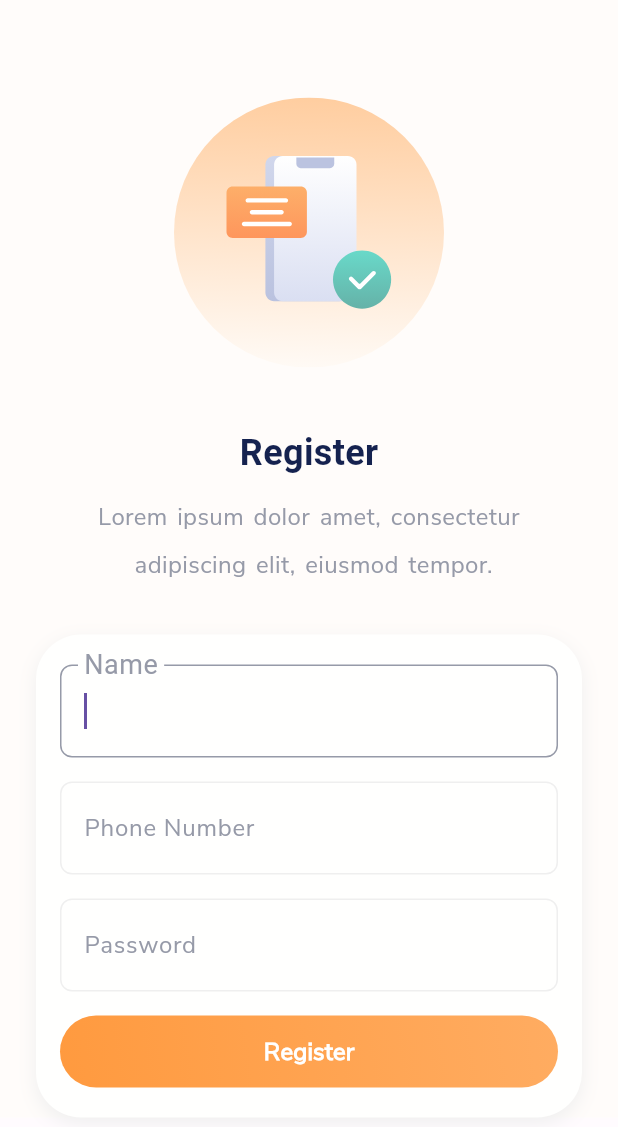
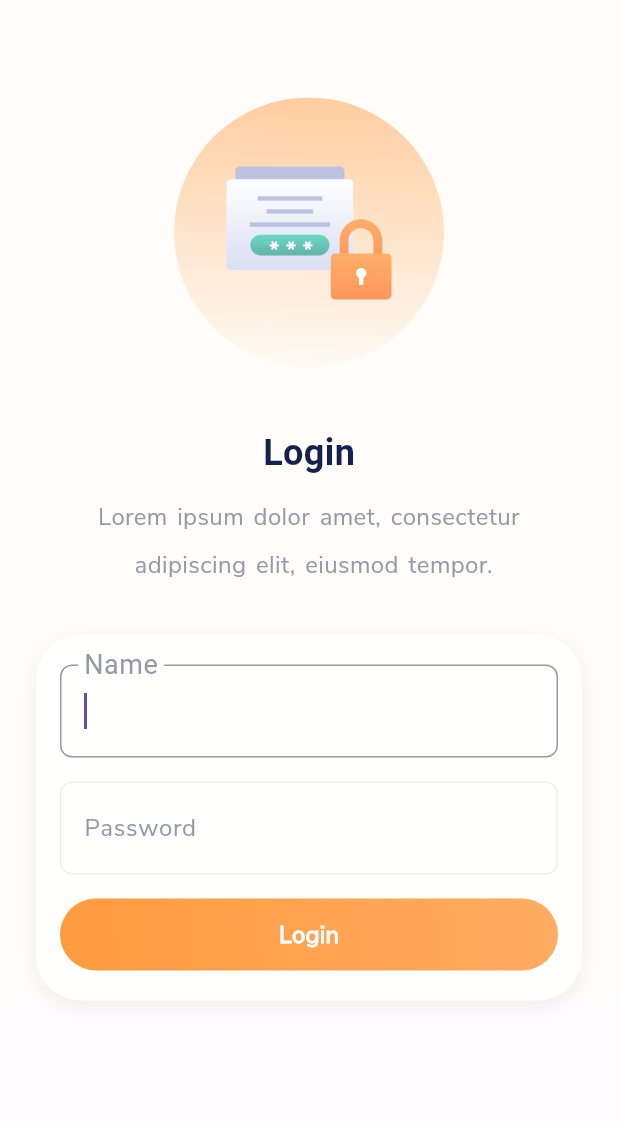
Before and after one commit to CoderWDD/restaurant, a Flutter app: the screen it shows after launch, on a phone screen of 412 x 824 dp. Shown: the top 1127 px of the screen. Run offline on Flutter 3.47's test engine with Material 2 defaults, Android fonts, the phone set to English and light mode, and no system bars; our stand-ins replace flutter_svg, go_router, logger; missing offline and left inert: dart:ffi.

Commit message:
add login screen

```diff
--- a/lib/constants/assets_constants.dart
+++ b/lib/constants/assets_constants.dart
@@ -10,3 +10,4 @@ const String ordersIllustration = 'assets/images/orders_illustration.svg';
 const String personIllustration = 'assets/images/person_illustration.svg';
 const String drawerHeaderIllustration = 'assets/images/drawer_illustration.png';
 const String splashIllustration = 'assets/images/splash_illustration.svg';
+const String loginIllustration = 'assets/images/login_illustration.svg';
--- a/lib/routers.dart
+++ b/lib/routers.dart
@@ -2,6 +2,7 @@
 import 'package:flutter/cupertino.dart';
 import 'package:go_router/go_router.dart';
 import 'package:restaurant/screens/food_detail/food_details_screen.dart';
+import 'package:restaurant/screens/login/login_screen.dart';
 import 'package:restaurant/screens/register/register_screen.dart';
 import 'package:restaurant/screens/splash/splash_screen.dart';
 
@@ -12,7 +13,7 @@ final GoRouter routers = GoRouter(
   routes: <RouteBase>[
     GoRoute(
       path: '/',
-      builder: (context, state) => RegisterScreen(),
+      builder: (context, state) => LoginScreen(),
       routes: const <RouteBase>[],
     ),
     GoRoute(
--- a/lib/screens/home/home_screen.dart
+++ b/lib/screens/home/home_screen.dart
@@ -11,7 +11,7 @@ import 'package:restaurant/utils/px2dp.dart';
 import '../../components/card_widgets.dart';
 import '../../components/input_text_widgets.dart';
 import '../../constants/assets_constants.dart';
-import 'drawer_menu.dart';
+import '../menu_drawer/drawer_menu.dart';
 
 class MyHomePage extends StatefulWidget {
   const MyHomePage({super.key});
--- /dev/null
+++ b/lib/screens/login/login_screen.dart
@@ -0,0 +1,107 @@
+
+
+import 'package:flutter/material.dart';
+import 'package:flutter_svg/svg.dart';
+import 'package:restaurant/utils/px2dp.dart';
+
+import '../../components/buttons_widgets.dart';
+import '../../components/input_text_widgets.dart';
+import '../../constants/assets_constants.dart';
+
+class LoginScreen extends StatelessWidget {
+  const LoginScreen({Key? key}) : super(key: key);
+
+  @override
+  Widget build(BuildContext context) {
+    return Scaffold(
+      body: SafeArea(
+        child: SingleChildScrollView(
+            child: Container(
+              color: const Color(0xFFFFFCFA),
+              child: Column(
+                children: [
+                  SizedBox(
+                    height: 65.px3pt,
+                  ),
+                  SvgPicture.asset(
+                    loginIllustration,
+                    width: 180.px3pt,
+                    height: 180.px3pt,
+                  ),
+                  SizedBox(
+                    height: 40.px3pt,
+                  ),
+                  Text(
+                    'Login',
+                    style: TextStyle(
+                        fontSize: 24.px3pt,
+                        fontWeight: FontWeight.w700,
+                        color: const Color(0xFF15224F),
+                        decoration: TextDecoration.none),
+                  ),
+                  SizedBox(
+                    height: 10.px3pt,
+                  ),
+                  Text(
+                    'Lorem ipsum dolor amet, consectetur\n adipiscing elit, eiusmod tempor.',
+                    textAlign: TextAlign.center,
+                    style: TextStyle(
+                        fontSize: 16.px3pt,
+                        fontWeight: FontWeight.w400,
+                        color: const Color(0xFF969AA8),
+                        decoration: TextDecoration.none,
+                        height: 2.0,
+                        wordSpacing: 2,
+                        fontFamily: 'NunitoSansRegular'),
+                  ),
+                  Container(
+                    margin: EdgeInsets.only(
+                      top: 30.px3pt,
+                      left: 24.px3pt,
+                      right: 24.px3pt,
+                    ),
+                    padding: EdgeInsets.only(
+                      left: 16.px3pt,
+                      right: 16.px3pt,
+                      top: 20.px3pt,
+                      bottom: 20.px3pt,
+                    ),
+                    decoration: BoxDecoration(
+                      color: const Color(0xFFFFFFFE),
+                      borderRadius: BorderRadius.circular(30.px3pt),
+                      boxShadow: const [
+                        BoxShadow(
+                          color: Color(0xFFEFEFEF),
+                          offset: Offset(0, 4),
+                          blurRadius: 10,
+                        ),
+                      ],
+                    ),
+                    child: Column(children: [
+                      Container(
+                        margin: EdgeInsets.only(bottom: 16.px3pt),
+                        child: InputWidget(
+                          labelText: 'Name',
+                          onValueChanged: (value) {},
+                          textInputAction: TextInputAction.next,
+                        ),
+                      ),
+                      Container(
+                        margin: EdgeInsets.only(bottom: 16.px3pt),
+                        child: InputWidget(
+                          labelText: 'Password',
+                          isPassword: true,
+                          onValueChanged: (value) {},
+                          textInputAction: TextInputAction.done,
+                        ),
+                      ),
+                      const RegisterOrLoginButton(text: 'Login',),
+                    ]),
+                  ),
+                ],
+              ),
+            )),
+      ),
+    );
+  }
+}
```
Also changed, not shown: assets/images/login_illustration.svg (added), lib/screens/menu_drawer/drawer_menu.dart (renamed from lib/screens/home/drawer_menu.dart).
